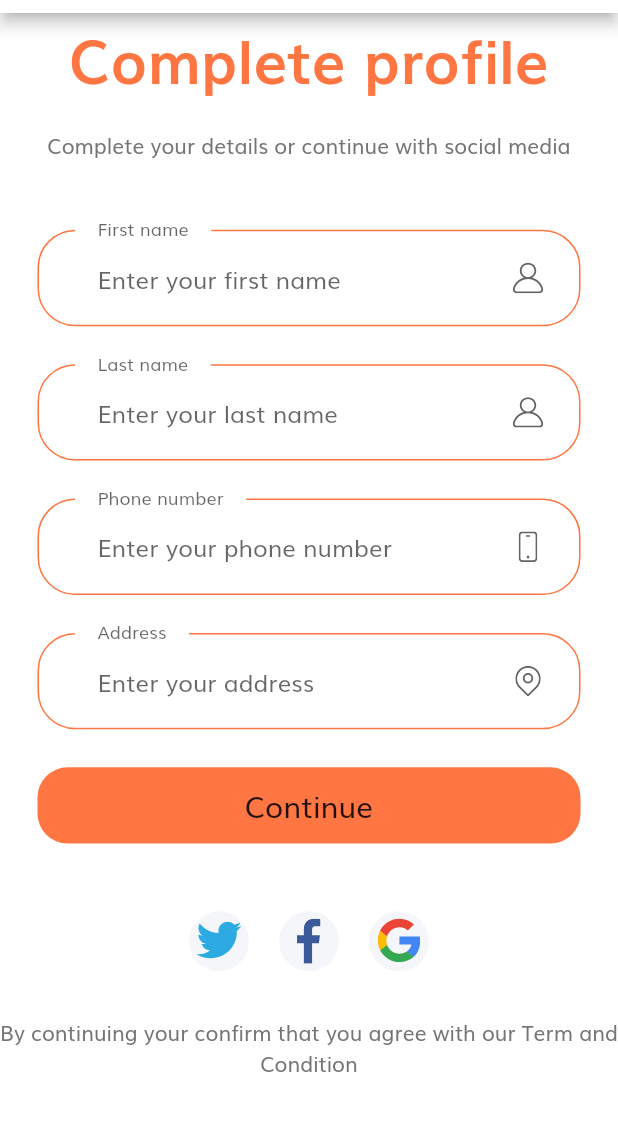
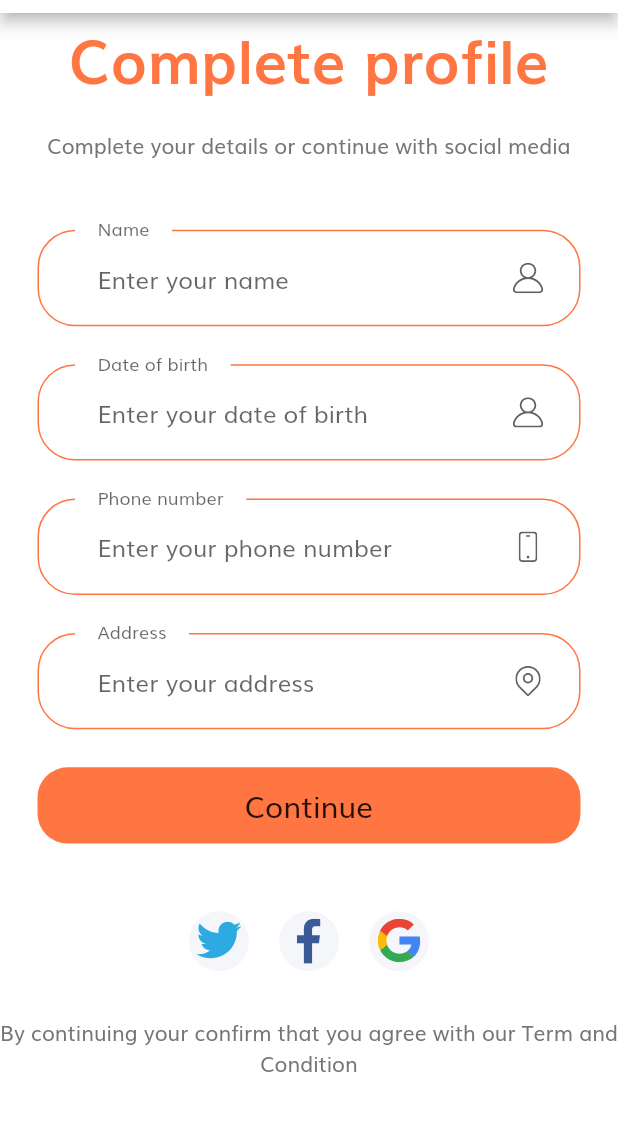
Before and after one commit to truong02bp/e-commerce, a Flutter app: the CompleteProfile screen opened directly, on a phone screen of 412 x 824 dp, the part 71-1202 px from its top. Run offline on Flutter 3.47's test engine with Material 2 defaults, Android fonts, the phone set to English and light mode, and no system bars; our stand-ins replace equatable, flutter_bloc, flutter_svg, image_picker, shared_preferences; accounts and stored records are empty; generated files the repository leaves out were written again; network calls fail.

Commit message:
date field

```diff
--- a/front_end/lib/constants/api_constant.dart
+++ b/front_end/lib/constants/api_constant.dart
@@ -1,3 +1,3 @@
-const String ip = "192.168.1.10";
+const String ip = "192.168.0.13";
 const String baseUrl = "http://$ip:8080/api";
 const String minioUrl = "http://$ip:9000/images";
--- a/front_end/lib/events/sign_up_event.dart
+++ b/front_end/lib/events/sign_up_event.dart
@@ -17,13 +17,13 @@ class CompleteStepOneEvent extends SignUpEvent {
 
 class CompleteStepSecondEvent extends SignUpEvent {
 
-  final String firstName;
-  final String lastName;
+  final String name;
+  final DateTime dateOfBirth;
   final String phoneNumber;
   final String address;
 
   CompleteStepSecondEvent(
-      {this.firstName, this.lastName, this.phoneNumber, this.address});
+      {this.dateOfBirth,this.name, this.phoneNumber, this.address});
 }
 
 class SubmitOtpEvent extends SignUpEvent {
--- a/front_end/lib/model/user.dart
+++ b/front_end/lib/model/user.dart
@@ -6,21 +6,20 @@ class User {
   int id;
   String username;
   String password;
-  String firstName;
-  String lastName;
+  String name;
   String phone;
   String email;
   String address;
   String urlImage;
+  String dateOfBirth;
   String newPassword;
   User(
       {this.id,
       this.username,
       this.password,
-      this.firstName,
-      this.lastName,
+      this.name,
       this.phone,
-      this.email, this.address, this.urlImage, this.newPassword});
+      this.email, this.address, this.urlImage, this.newPassword, this.dateOfBirth});
   factory User.fromJson(Map<String,dynamic> jsonMap) => _$UserFromJson(jsonMap);
   Map<String,dynamic> toJson() => _$UserToJson(this);
 }
--- a/front_end/lib/screens/account/components/body.dart
+++ b/front_end/lib/screens/account/components/body.dart
@@ -20,9 +20,7 @@ class _BodyState extends State<Body> {
 
   UserBloc _userBloc;
 
-  String firstName;
-
-  String lastName;
+  String name;
 
   String phone;
 
@@ -70,7 +68,7 @@ class _BodyState extends State<Body> {
             height: getProportionateHeight(15),
           ),
           Text(
-            '${user.firstName} ${user.lastName}',
+            '${user.name}',
             style: TextStyle(
                 fontSize: getProportionateWidth(25),
                 color: Colors.black.withOpacity(0.7)),
@@ -83,22 +81,22 @@ class _BodyState extends State<Body> {
           InputCard(
             onChange: (value) {
               setState(() {
-                firstName = value;
+                name = value;
               });
             },
             readOnly: false,
-            initialValue: user.firstName,
-            prefixText: "First Name",
+            initialValue: user.name,
+            prefixText: "Name",
           ),
           InputCard(
             onChange: (value) {
               setState(() {
-                lastName = value;
+
               });
             },
             readOnly: false,
-            initialValue: user.lastName,
-            prefixText: "Last Name",
+            initialValue: user.dateOfBirth,
+            prefixText: "Date of birth",
           ),
           InputCard(
             onChange: (value) {
@@ -166,9 +164,9 @@ class _BodyState extends State<Body> {
     User updateUser = User(
         id: user.id,
         phone: phone,
-        firstName: firstName,
+        dateOfBirth: null,
         address: address,
-        lastName: lastName);
+        name: name);
     _userBloc.add(UserEventUpdate(user: updateUser));
   }
 
--- a/front_end/lib/screens/complete_profile/components/complete_form.dart
+++ b/front_end/lib/screens/complete_profile/components/complete_form.dart
@@ -4,12 +4,11 @@ import 'package:ecommerce/components/default_button.dart';
 import 'package:ecommerce/constants/constants.dart';
 import 'package:ecommerce/events/sign_up_event.dart';
 import 'package:ecommerce/screens/otp/otp.dart';
-import 'package:ecommerce/screens/sign_up/sign_up.dart';
 import 'package:ecommerce/size_config.dart';
 import 'package:ecommerce/state/sign_up_state.dart';
 import 'package:flutter/material.dart';
 import 'package:flutter_bloc/flutter_bloc.dart';
-
+import 'package:intl/intl.dart';
 class CompleteForm extends StatefulWidget {
   @override
   _CompleteFormState createState() => _CompleteFormState();
@@ -20,8 +19,8 @@ class _CompleteFormState extends State<CompleteForm> {
 
   SignUpBloc _signUpBloc;
 
-  String _firstName;
-  String _lastName;
+  String _name;
+  DateTime _dateOfBirth;
   String _phoneNumber;
   String _address;
 
@@ -57,11 +56,11 @@ class _CompleteFormState extends State<CompleteForm> {
             padding: const EdgeInsets.all(25),
             child: Column(
               children: [
-                buildFirstNameField(),
+                buildNameField(),
                 SizedBox(
                   height: getProportionateHeight(25),
                 ),
-                buildLastNameField(),
+                buildDateOfBirthField(),
                 SizedBox(
                   height: getProportionateHeight(25),
                 ),
@@ -71,35 +70,38 @@ class _CompleteFormState extends State<CompleteForm> {
                 ),
                 buildAddressField(),
                 SizedBox(
-                  height: getProportionateHeight(25),
+                  height: getProportionateHeight(10),
+                ),
+                buildLoading(isLoading: isLoading),
+                SizedBox(
+                  height: getProportionateHeight(15),
                 ),
                 DefaultButton(
                     text: 'Continue',
                     press: () {
                       if (_formKey.currentState.validate()) {
                         _formKey.currentState.save();
-                        _signUpBloc.add(CompleteStepSecondEvent(firstName: _firstName, lastName: _lastName, phoneNumber: _phoneNumber, address: _address));
+                        _signUpBloc.add(CompleteStepSecondEvent(dateOfBirth: _dateOfBirth, name: _name, phoneNumber: _phoneNumber, address: _address));
                       }
                     }),
-                buildLoading(isLoading: isLoading)
               ],
             ),
           )),
     );
   }
 
-  TextFormField buildFirstNameField() {
+  TextFormField buildNameField() {
     return TextFormField(
       onChanged: (value) {
-        _firstName = value;
+        _name = value;
       },
       validator: (value) {
-        if (value.isEmpty) return "First name must not empty";
+        if (value.isEmpty) return "Name must not empty";
         return null;
       },
       decoration: InputDecoration(
-          labelText: 'First name',
-          hintText: 'Enter your first name',
+          labelText: 'Name',
+          hintText: 'Enter your name',
           floatingLabelBehavior: FloatingLabelBehavior.always,
           suffixIcon: CustomSuffixIcon(
             image: "assets/icons/User.svg",
@@ -107,18 +109,17 @@ class _CompleteFormState extends State<CompleteForm> {
     );
   }
 
-  TextFormField buildLastNameField() {
+  TextFormField buildDateOfBirthField() {
     return TextFormField(
-      onChanged: (value) {
-        _lastName = value;
-      },
-      validator: (value) {
-        if (value.isEmpty) return "Last name must not empty";
-        return null;
+      onTap: (){
+        showDatePicker(context: context, initialDate: DateTime(2022), firstDate: DateTime(1900), lastDate: DateTime(2022))
+        .then((value) => setState((){
+          _dateOfBirth = value;
+        }));
       },
       decoration: InputDecoration(
-          labelText: 'Last name',
-          hintText: 'Enter your last name',
+          labelText: 'Date of birth',
+          hintText: _dateOfBirth == null ? 'Enter your date of birth' : DateFormat('dd/MM/yyyy').format(_dateOfBirth),
           floatingLabelBehavior: FloatingLabelBehavior.always,
           suffixIcon: CustomSuffixIcon(
             image: "assets/icons/User.svg",
@@ -131,6 +132,7 @@ class _CompleteFormState extends State<CompleteForm> {
       onChanged: (value) {
         _phoneNumber = value;
       },
+      keyboardType: TextInputType.number,
       validator: (value) {
         if (value.isEmpty) return "Phone number must not empty";
         return null;
--- a/front_end/lib/screens/profile/components/information.dart
+++ b/front_end/lib/screens/profile/components/information.dart
@@ -45,7 +45,7 @@ class _InformationState extends State<Information> {
         SizedBox(
           height: getProportionateHeight(15),
         ),
-        Text('${user.firstName} ${user.lastName}', style: TextStyle(fontSize: getProportionateWidth(20)),)
+        Text('${user.name}', style: TextStyle(fontSize: getProportionateWidth(20)),)
       ],);
     }
     return Image.asset("assets/images/loading.gif", height: 100, width: 100,);
--- a/front_end/lib/service/user_service.dart
+++ b/front_end/lib/service/user_service.dart
@@ -20,7 +20,8 @@ class UserService {
       final res = await http.post(apiUrl,
           body: jsonEncode(user), headers: headers);
 
-      if (res.statusCode != 200) throw new Exception(res.statusCode.toString());
+      if (res.statusCode != 201)
+      throw Exception(res.statusCode.toString());
     } catch (exception) {
       throw Exception(exception.toString());
     }
--- a/front_end/lib/theme.dart
+++ b/front_end/lib/theme.dart
@@ -45,6 +45,7 @@ InputDecorationTheme inputTheme(){
     contentPadding: EdgeInsets.symmetric(horizontal: 40, vertical: 20),
     enabledBorder: outlineInputBorder,
     focusedBorder: outlineInputBorder,
-    border: InputBorder.none,
+    errorBorder: outlineInputBorder,
+    border: outlineInputBorder,
   );
 }
--- a/front_end/pubspec.yaml
+++ b/front_end/pubspec.yaml
@@ -41,6 +41,7 @@ dev_dependencies:
   image_picker: ^0.6.7+9
   json_serializable: ^3.3.0
   build_runner: ^1.0.0
+  intl: ^0.15.0
 # For information on the generic Dart part of this file, see the
 # following page: https://dart.dev/tools/pub/pubspec
 
```
Also changed, not shown: front_end/lib/blocs/sign_up_bloc.dart (+5 -4 lines), front_end/lib/components/avatar.dart (+9 -3 lines), front_end/lib/service/register_service.dart (+3 -5 lines), front_end/assets/images/anonymous.jpeg (added), front_end/lib/model/user.g.dart, front_end/pubspec.lock.
